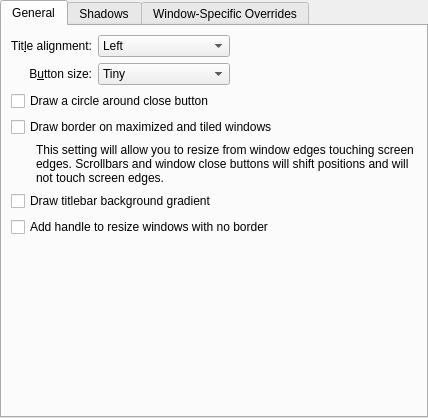
Qt form kdecoration/config/ui/breezeconfigurationui.ui (Sonic-DE/sonic-breeze) before a commit.
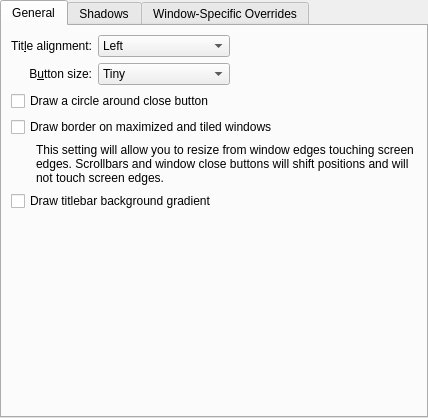
The same form after that commit. Custom widgets are drawn as their Qt base class.

Commit message:
kdecoration: Drop SizeGrip
Size grip can't be made to work on wayland, it's disabled by default and
it's not that relevant because kwin adds an invisible border around the
decoration that can be used as resize handles.

Diff of the .ui file:
```diff
--- a/kdecoration/config/ui/breezeconfigurationui.ui
+++ b/kdecoration/config/ui/breezeconfigurationui.ui
@@ -177,13 +177,6 @@
         </widget>
        </item>
        <item row="6" column="0" colspan="3">
-        <widget class="QCheckBox" name="drawSizeGrip">
-         <property name="text">
-          <string>Add handle to resize windows with no border</string>
-         </property>
-        </widget>
-       </item>
-       <item row="8" column="0" colspan="3">
         <spacer name="verticalSpacer">
          <property name="orientation">
           <enum>Qt::Vertical</enum>
```
Left out of the diff: 1 changed line with no effect on the pictures. The commit also changes 9 other files.
